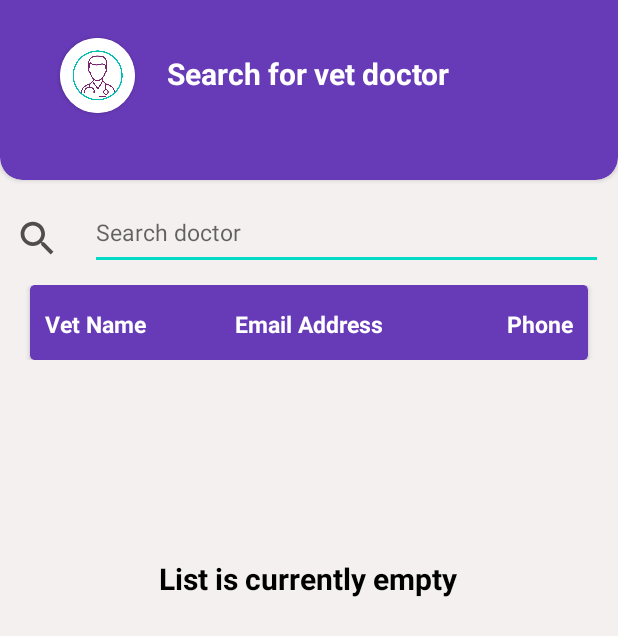
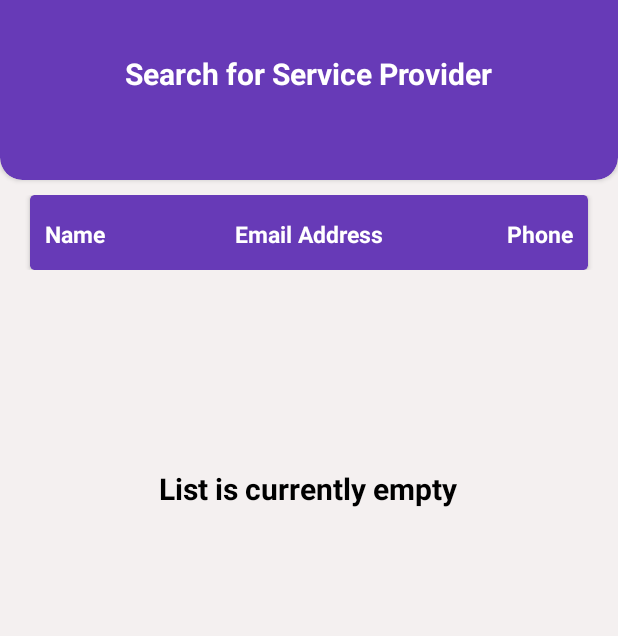
Before and after one commit to Marcelkibor/ServiceMan, an Android app: the ClientSearchServiceManActivity screen opened directly, with no data from a screen before it, on a phone screen of 412 x 824 dp. Shown: the top 636 px of the screen. Run offline under Robolectric (Android 15) with nearby library versions, the phone set to English and light mode, and no system bars; our stand-ins replace Firebase (no records; nobody signed in at launch, a user with empty details on screens opened directly).

Commit message:
service man location updates

```diff
--- a/app/src/main/java/com/example/petvet/ClientSelectServiceActivity.kt
+++ b/app/src/main/java/com/example/petvet/ClientSelectServiceActivity.kt
@@ -67,8 +67,8 @@ class ClientSelectServiceActivity : AppCompatActivity() {
 //        println("This is the activity")
         binding = ClientSelectServiceBinding.inflate(layoutInflater)
         val bundle: Bundle? = intent.extras
-        vet_id = bundle?.getString("VetUID").toString()
-        val firstName = bundle?.getString("docFirstName").toString()
+        vet_id = bundle?.getString("serviceManUid").toString()
+        val firstName = bundle?.getString("serviceManFirstName").toString()
         binding.tvDocName.text = firstName
         setContentView(binding.root)
         auth = FirebaseAuth.getInstance()
@@ -181,7 +181,7 @@ class ClientSelectServiceActivity : AppCompatActivity() {
 
     private fun getVetLocation() {
         try {
-            val dbRef = FirebaseDatabase.getInstance().getReference("DoctorLocation")
+            val dbRef = FirebaseDatabase.getInstance().getReference("ServiceManLocation")
             dbRef.addValueEventListener(object : ValueEventListener {
                 override fun onDataChange(snapshot: DataSnapshot) {
                     if (snapshot.exists()) {
--- a/app/src/main/res/layout/fragment_search_vet.xml
+++ b/app/src/main/res/layout/fragment_search_vet.xml
@@ -5,7 +5,7 @@
     android:layout_height="match_parent"
     android:background="#F4F0F0"
     xmlns:app="http://schemas.android.com/apk/res-auto"
-    tools:context=".ClientSearchDoctorActivity">
+    tools:context=".ClientSearchServiceManActivity">
     <RelativeLayout
         android:layout_width="match_parent"
         android:layout_height="wrap_content">
@@ -25,50 +25,24 @@
                 android:layout_marginStart="40dp"
                 android:layout_marginTop="45sp"
                 android:elevation="20dp"
-                app:cardCornerRadius="100dp">
-
-                <ImageView
-                    android:layout_width="50dp"
-                    android:layout_height="50dp"
-                    android:src="@drawable/doc_search" />
-            </androidx.cardview.widget.CardView>
+                app:cardCornerRadius="100dp"/>
 
             <TextView
                 android:layout_width="wrap_content"
                 android:layout_height="wrap_content"
                 android:layout_gravity="center_horizontal"
                 android:layout_marginTop="55dp"
-                android:text="Search for vet doctor"
+                android:text="Search for Service Provider"
                 android:textColor="@color/white"
                 android:textSize="20sp"
                 android:textStyle="bold" />
         </androidx.cardview.widget.CardView>
-        <ImageView
-            android:id="@+id/search_icon"
-            android:layout_width="30dp"
-            android:layout_height="30dp"
-            android:layout_below="@id/colorFrame"
-            android:layout_marginStart="10dp"
-            android:layout_marginTop="24dp"
-            android:src="@drawable/search">
-        </ImageView>
-        <EditText
-            android:id="@+id/edSearchDoctor"
-            android:layout_width="wrap_content"
-            android:layout_height="50dp"
-            android:layout_below="@+id/colorFrame"
-            android:layout_alignParentEnd="true"
-            android:layout_marginStart="20dp"
-            android:layout_marginTop="10dp"
-            android:layout_marginEnd="10dp"
-            android:layout_toEndOf="@+id/search_icon"
-            android:hint="Search doctor"
-            android:textSize="15sp" />
+
         <FrameLayout
             android:layout_width="match_parent"
             android:id="@+id/FrameIdentifiers"
             android:layout_marginTop="10dp"
-            android:layout_below="@id/edSearchDoctor"
+            android:layout_below="@id/colorFrame"
             android:layout_height="50dp">
             <androidx.cardview.widget.CardView
                 android:layout_width="match_parent"
@@ -81,7 +55,7 @@
                 <TextView
                     android:layout_width="wrap_content"
                     android:layout_height="wrap_content"
-                    android:text="Vet Name"
+                    android:text="Name"
                     android:textSize="15sp"
                     android:textStyle="bold"
                     android:layout_marginTop="15dp"
--- a/app/src/main/res/layout/select_register.xml
+++ b/app/src/main/res/layout/select_register.xml
@@ -66,13 +66,13 @@
                 android:layout_height="40dp"
                 android:layout_gravity="left"
                 android:layout_marginStart="10dp"
-                android:src="@drawable/vet" />
+                android:src="@drawable/sv_services" />
 
             <TextView
                 android:layout_width="wrap_content"
                 android:layout_height="wrap_content"
                 android:layout_gravity="center"
-                android:text="Vet"
+                android:text="Service Man"
                 android:textColor="@color/white"
                 android:textSize="18sp"
                 android:textStyle="bold" />
--- a/app/src/main/res/layout/vet_logg_activity.xml
+++ b/app/src/main/res/layout/vet_logg_activity.xml
@@ -11,7 +11,7 @@
     android:backgroundTint="#DDDDDD"
     android:elevation="20dp"
     app:cardCornerRadius="30sp"
-    tools:context=".VetRegisterActivity">
+    tools:context=".ServiceManRegisterActivity">
 
     <TextView
         android:id="@+id/tvHeader"
@@ -19,7 +19,7 @@
         android:layout_height="wrap_content"
         android:layout_gravity="center_horizontal"
         android:layout_marginTop="40dp"
-        android:text="Doctor Login"
+        android:text="Service Provider Login"
         android:textColor="#232121"
         android:textSize="25sp"
         android:textStyle="bold"
```
Also changed, not shown: app/src/main/java/com/example/petvet/ClientSearchServiceManActivity.kt (+3 -22 lines), app/src/main/java/com/example/petvet/ServiceManLoginActivity.kt (added, +59 -0 lines), app/src/main/java/com/example/petvet/VetLoginActivity.kt (deleted, +0 -61 lines), app/src/main/res/layout/vet_register_activity.xml (+3 -4 lines), 116 other files.
